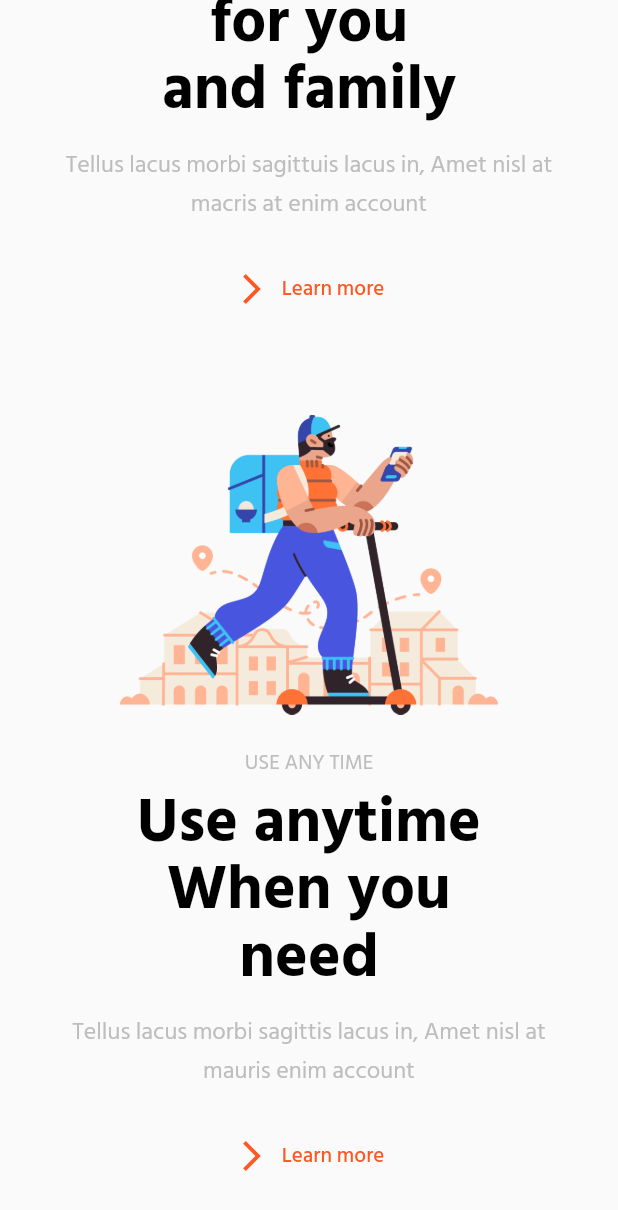
After one commit to athulpp/Flutter_web, a Flutter app: the screen it shows after launch, scrolled down 2117 dp, after a tap on "Learn more", on a phone screen of 412 x 824 dp. The commit adds this screen. Shown: the top 1210 px of the screen. Run offline on Flutter 3.47's test engine with Material 2 defaults, Android fonts, the phone set to English and light mode, and no system bars; our stand-ins replace responsive_builder.

Commit message:
respnsive design done

```diff
--- /dev/null
+++ b/lib/pages/containers/container2.dart
@@ -0,0 +1,186 @@
+import 'package:flutter/material.dart';
+import 'package:responsive_builder/responsive_builder.dart';
+import 'package:responsive_web/utils/colors.dart';
+import 'package:responsive_web/utils/constraints.dart';
+
+class Container2 extends StatefulWidget {
+  const Container2({Key? key}) : super(key: key);
+
+  @override
+  State<Container2> createState() => _Container2State();
+}
+
+class _Container2State extends State<Container2> {
+  @override
+  Widget build(BuildContext context) {
+    return ScreenTypeLayout.builder(
+      mobile: (BuildContext context) => MobileContainer2(),
+      desktop: (BuildContext context) => DesktopContainer2(),
+      tablet: (BuildContext context) => TableContainer2(),
+    );
+  }
+
+  Widget TableContainer2() {
+    return Container(
+      height: 700,
+      width: double.infinity,
+      decoration: BoxDecoration(color: AppColors.primary),
+      child: Column(children: [
+        Expanded(
+            child: Stack(
+          children: [
+            Positioned(
+              right: -10,
+              top: -10,
+              child: Container(
+                height: 220,
+                width: 220,
+                decoration: BoxDecoration(
+                    image: DecorationImage(
+                        image: AssetImage(vector1), fit: BoxFit.contain)),
+              ),
+            ),
+            Positioned(
+                bottom: -10,
+                left: -10,
+                child: Container(
+                  height: 220,
+                  width: 220,
+                  decoration: BoxDecoration(
+                      image: DecorationImage(
+                          image: AssetImage(vector2), fit: BoxFit.contain)),
+                )),
+            Positioned(
+              left: 13,
+              right: 13,
+              bottom: 0,
+              child: Container(
+                width: double.infinity,
+                height: 512,
+                decoration: BoxDecoration(
+                    image: DecorationImage(image: AssetImage(dashboard))),
+              ),
+            )
+          ],
+        )),
+        Container(
+          color: Colors.white,
+          padding: EdgeInsets.symmetric(vertical: 10),
+          child: Row(
+            mainAxisAlignment: MainAxisAlignment.spaceEvenly,
+            children: [
+              companyLogo(fb),
+              companyLogo(google),
+              companyLogo(cocacola),
+              companyLogo(samsung)
+            ],
+          ),
+        )
+      ]),
+    );
+  }
+
+  Widget DesktopContainer2() {
+    return Container(
+      height: 900,
+      width: double.infinity,
+      decoration: BoxDecoration(color: AppColors.primary),
+      child: Column(children: [
+        Expanded(
+            child: Stack(
+          children: [
+            Positioned(
+              right: -20,
+              top: -20,
+              child: Container(
+                height: 320,
+                width: 320,
+                decoration: BoxDecoration(
+                    image: DecorationImage(
+                        image: AssetImage(vector1), fit: BoxFit.contain)),
+              ),
+            ),
+            Positioned(
+                bottom: -20,
+                left: -20,
+                child: Container(
+                  height: 320,
+                  width: 320,
+                  decoration: BoxDecoration(
+                      image: DecorationImage(
+                          image: AssetImage(vector2), fit: BoxFit.contain)),
+                )),
+            Positioned(
+              left: 43,
+              right: 43,
+              bottom: 0,
+              child: Container(
+                width: double.infinity,
+                height: 712,
+                decoration: BoxDecoration(
+                    image: DecorationImage(image: AssetImage(dashboard))),
+              ),
+            )
+          ],
+        )),
+        Container(
+          color: Colors.white,
+          padding: EdgeInsets.symmetric(vertical: 40),
+          child: Row(
+            mainAxisAlignment: MainAxisAlignment.spaceEvenly,
+            children: [
+              companyLogo(fb),
+              companyLogo(google),
+              companyLogo(cocacola),
+              companyLogo(samsung)
+            ],
+          ),
+        )
+      ]),
+    );
+  }
+
+  Widget companyLogo(String image) {
+    return Container(
+      width: 160,
+      height: 40,
+      decoration: BoxDecoration(
+          image:
+              DecorationImage(image: AssetImage(image), fit: BoxFit.contain)),
+    );
+  }
+
+  Widget MobileContainer2() {
+    return Container(
+      width: double.infinity,
+      decoration: BoxDecoration(color: AppColors.primary),
+      child: Column(children: [
+        Container(
+          padding: EdgeInsets.only(left: 20, right: 20, bottom: 0, top: 20),
+          child: Container(
+            height: 195,
+            width: double.infinity,
+            decoration: BoxDecoration(
+              image: DecorationImage(
+                  image: AssetImage(dashboard), fit: BoxFit.contain),
+            ),
+          ),
+        ),
+        Container(
+          width: double.infinity,
+          color: Colors.white,
+          padding: EdgeInsets.symmetric(vertical: 40),
+          child: Column(
+            // mainAxisAlignment: MainAxisAlignment.spaceEvenly,
+            children: [
+              companyLogo(fb),
+              companyLogo(google),
+              companyLogo(cocacola),
+              companyLogo(samsung)
+            ],
+          ),
+        )
+      ]),
+    );
+  }
+}
--- /dev/null
+++ b/lib/pages/containers/container3.dart
@@ -0,0 +1,38 @@
+import 'package:flutter/material.dart';
+import 'package:responsive_builder/responsive_builder.dart';
+import 'package:responsive_web/utils/constraints.dart';
+import 'package:responsive_web/widgets/commonContainer.dart';
+
+class Container3 extends StatefulWidget {
+  const Container3({super.key});
+
+  @override
+  State<Container3> createState() => _Container3State();
+}
+
+class _Container3State extends State<Container3> {
+  @override
+  Widget build(BuildContext context) {
+    return ScreenTypeLayout.builder(
+      mobile: (BuildContext context) => MobileContainer3(),
+      desktop: (BuildContext context) => DesktopContainer3(),
+    );
+  }
+
+  Widget MobileContainer3() {
+    return CommonContainerMobile(
+        'ALWAYS ONLINE',
+        'Real-time \nsupport \nwith cloud',
+        'Tellus lacus morbi sagittis lacus in, Amet nisl at \nmaruris enim account',
+        illustration1);
+  }
+
+  Widget DesktopContainer3() {
+    return CommonContainer(
+        'ALWAYS ONLINE',
+        'Real-time \nsupport \nwith cloud',
+        'Tellus lacus morbi sagittis lacus in, Amet nisl at \nmaruris enim account',
+        illustration1,
+        false);
+  }
+}
--- /dev/null
+++ b/lib/pages/containers/container4.dart
@@ -0,0 +1,38 @@
+import 'package:flutter/material.dart';
+import 'package:responsive_builder/responsive_builder.dart';
+import 'package:responsive_web/utils/constraints.dart';
+import 'package:responsive_web/widgets/commonContainer.dart';
+
+class Container4 extends StatefulWidget {
+  const Container4({super.key});
+
+  @override
+  State<Container4> createState() => _Container4State();
+}
+
+class _Container4State extends State<Container4> {
+  @override
+  Widget build(BuildContext context) {
+    return ScreenTypeLayout.builder(
+      mobile: (BuildContext context) => MobileContainer4(),
+      desktop: (BuildContext context) => DesketopContainer4(),
+    );
+  }
+
+  Widget MobileContainer4() {
+    return CommonContainerMobile(
+        'FREE SOME COST',
+        'Save cost\nfor you\nand family',
+        'Tellus lacus morbi sagittuis lacus in, Amet nisl at macris at enim account',
+        illustration2);
+  }
+
+  Widget DesketopContainer4() {
+    return CommonContainer(
+        "FREE SOME COST",
+        'Save cost\nfor you\nand family',
+        'Tellus lacus morbi sagittuis lacus in, Amet nisl at macris at enim account',
+        illustration2,
+        true);
+  }
+}
--- /dev/null
+++ b/lib/pages/containers/container5.dart
@@ -0,0 +1,38 @@
+import 'package:flutter/material.dart';
+import 'package:responsive_builder/responsive_builder.dart';
+import 'package:responsive_web/utils/constraints.dart';
+import 'package:responsive_web/widgets/commonContainer.dart';
+
+class Container5 extends StatefulWidget {
+  const Container5({super.key});
+
+  @override
+  State<Container5> createState() => _Container5State();
+}
+
+class _Container5State extends State<Container5> {
+  @override
+  Widget build(BuildContext context) {
+    return ScreenTypeLayout.builder(
+      mobile: (BuildContext context) => MobileContainer5(),
+      desktop: (BuildContext context) => DesktopContainer5(),
+    );
+  }
+
+  Widget MobileContainer5() {
+    return CommonContainerMobile(
+        'USE ANY TIME',
+        'Use anytime \nWhen you \nneed',
+        'Tellus lacus morbi sagittis lacus in, Amet nisl at \nmauris enim account',
+        illustration3);
+  }
+
+  Widget DesktopContainer5() {
+    return CommonContainer(
+        'USE ANY TIME',
+        'Use anytime \nWhen you \nneed',
+        'Tellus lacus morbi sagittis lacus in, Amet nisl at \nmauris enim account',
+        illustration3,
+        false);
+  }
+}
--- a/lib/pages/home.dart
+++ b/lib/pages/home.dart
@@ -1,5 +1,9 @@
 import 'package:flutter/material.dart';
 import 'package:responsive_web/pages/containers/container1.dart';
+import 'package:responsive_web/pages/containers/container2.dart';
+import 'package:responsive_web/pages/containers/container3.dart';
+import 'package:responsive_web/pages/containers/container4.dart';
+import 'package:responsive_web/pages/containers/container5.dart';
 import 'package:responsive_web/widgets/navbar.dart';
 
 import '../utils/constraints.dart';
@@ -20,7 +24,14 @@ class _HomeState extends State<Home> {
       body: SingleChildScrollView(
         child: Container(
           child: Column(
-            children: [NavBar(), Container1()],
+            children: [
+              NavBar(),
+              Container1(),
+              Container2(),
+              Container3(),
+              Container4(),
+              Container5()
+            ],
           ),
         ),
       ),
--- a/lib/utils/constraints.dart
+++ b/lib/utils/constraints.dart
@@ -10,7 +10,8 @@ const String illustration2 = 'assets/images/illustration2.png';
 const String illustration3 = 'assets/images/illustration3.png';
 const String google = 'assets/images/google.png';
 const String fb = 'assets/images/fb.png';
-const String cocacola = 'assets/images/samsung.png';
+const String cocacola = 'assets/images/cocacola.png';
+const String samsung = 'assets/images/samsung.png';
 const String dashboard = 'assets/images/dashboard.png';
 const String vector1 = 'assets/images/vector.png';
 const String vector2 = 'assets/images/vector1.png';
--- /dev/null
+++ b/lib/widgets/commonContainer.dart
@@ -0,0 +1,137 @@
+import 'package:flutter/material.dart';
+import 'package:responsive_web/utils/colors.dart';
+import 'package:responsive_web/utils/constraints.dart';
+
+Widget CommonContainer(String s1, s2, s3, image, bool imageLeft) {
+  return Container(
+    color: Colors.white,
+    padding: EdgeInsets.symmetric(horizontal: w! / 10),
+    child: Row(
+      children: [
+        imageLeft
+            ? Expanded(
+                child: Container(
+                  height: 530,
+                  decoration: BoxDecoration(
+                      image: DecorationImage(
+                          image: AssetImage(image), fit: BoxFit.contain)),
+                ),
+              )
+            : Container(),
+        Expanded(
+            child: Column(
+          crossAxisAlignment:
+              imageLeft ? CrossAxisAlignment.end : CrossAxisAlignment.start,
+          children: [
+            Text(
+              s1.toUpperCase(),
+              style: TextStyle(color: Colors.grey.shade400, fontSize: 16),
+            ),
+            SizedBox(
+              height: 10,
+            ),
+            Text(
+              s2.toUpperCase(),
+              textAlign: imageLeft ? TextAlign.right : TextAlign.left,
+              style: TextStyle(
+                  color: Colors.black,
+                  fontSize: w! / 20,
+                  height: 1,
+                  fontWeight: FontWeight.bold),
+            ),
+            SizedBox(
+              height: 10,
+            ),
+            Text(
+              s3.toUpperCase(),
+              textAlign: imageLeft ? TextAlign.right : TextAlign.left,
+              style: TextStyle(
+                  color: Colors.grey.shade400,
+                  fontSize: 16,
+                  fontWeight: FontWeight.bold),
+            ),
+            SizedBox(
+              height: 20,
+            ),
+            TextButton.icon(
+                onPressed: () {},
+                icon: Icon(
+                  Icons.arrow_forward_ios,
+                  color: AppColors.primary,
+                ),
+                label: Text(
+                  'Learn more',
+                  style: TextStyle(color: AppColors.primary),
+                ))
+          ],
+        )),
+        !imageLeft
+            ? Expanded(
+                child: Container(
+                height: 530,
+                decoration: BoxDecoration(
+                    image: DecorationImage(
+                        image: AssetImage(image), fit: BoxFit.contain)),
+              ))
+            : Container()
+      ],
+    ),
+  );
+}
+
+Widget CommonContainerMobile(String s1, s2, s3, image) {
+  return Container(
+    padding: EdgeInsets.symmetric(horizontal: w! / 10, vertical: 30),
+    child: Column(
+      crossAxisAlignment: CrossAxisAlignment.center,
+      children: [
+        Container(
+          height: 200,
+          decoration: BoxDecoration(
+              image: DecorationImage(
+                  image: AssetImage(image), fit: BoxFit.contain)),
+        ),
+        SizedBox(
+          height: 20,
+        ),
+        Text(
+          s1.toUpperCase(),
+          style: TextStyle(color: Colors.grey.shade400, fontSize: 14),
+        ),
+        SizedBox(
+          height: 10,
+        ),
+        Text(
+          s2,
+          textAlign: TextAlign.center,
+          style: TextStyle(
+              color: Colors.black,
+              fontSize: w! / 10,
+              height: 1.1,
+              fontWeight: FontWeight.bold),
+        ),
+        SizedBox(
+          height: 10,
+        ),
+        Text(
+          s3,
+          textAlign: TextAlign.center,
+          style: TextStyle(color: Colors.grey.shade400, fontSize: 16),
+        ),
+        SizedBox(
+          height: 20,
+        ),
+        TextButton.icon(
+            onPressed: () {},
+            icon: Icon(
+              Icons.arrow_forward_ios,
+              color: AppColors.primary,
+            ),
+            label: Text(
+              'Learn more',
+              style: TextStyle(color: AppColors.primary),
+            ))
+      ],
+    ),
+  );
+}
```
